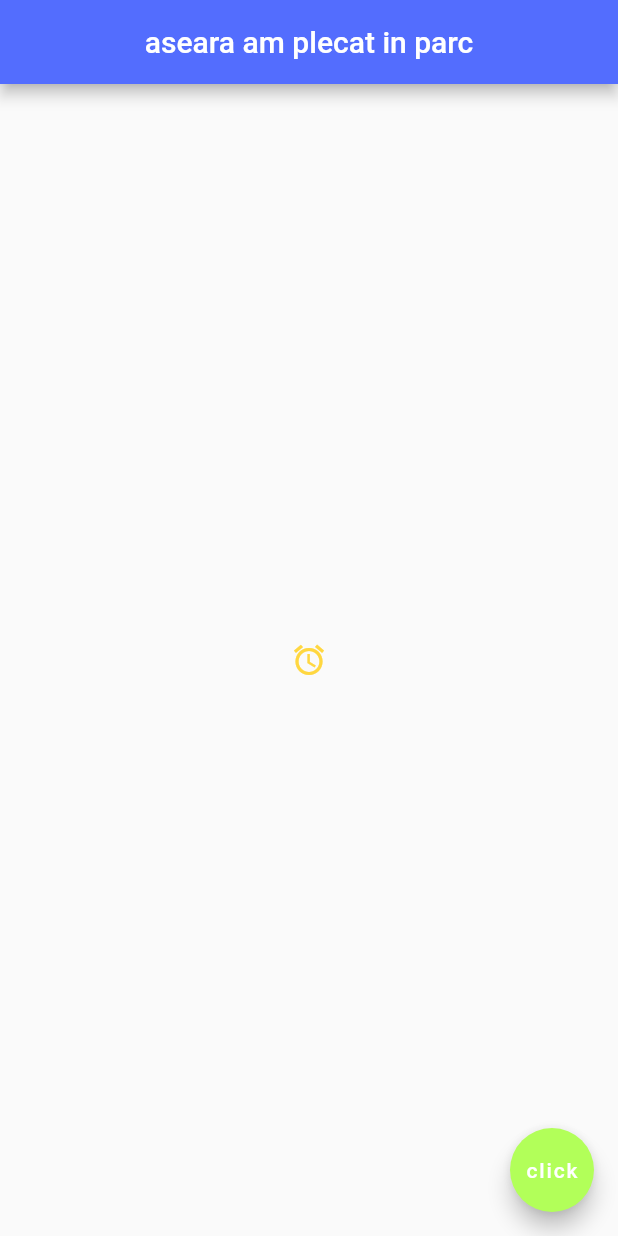
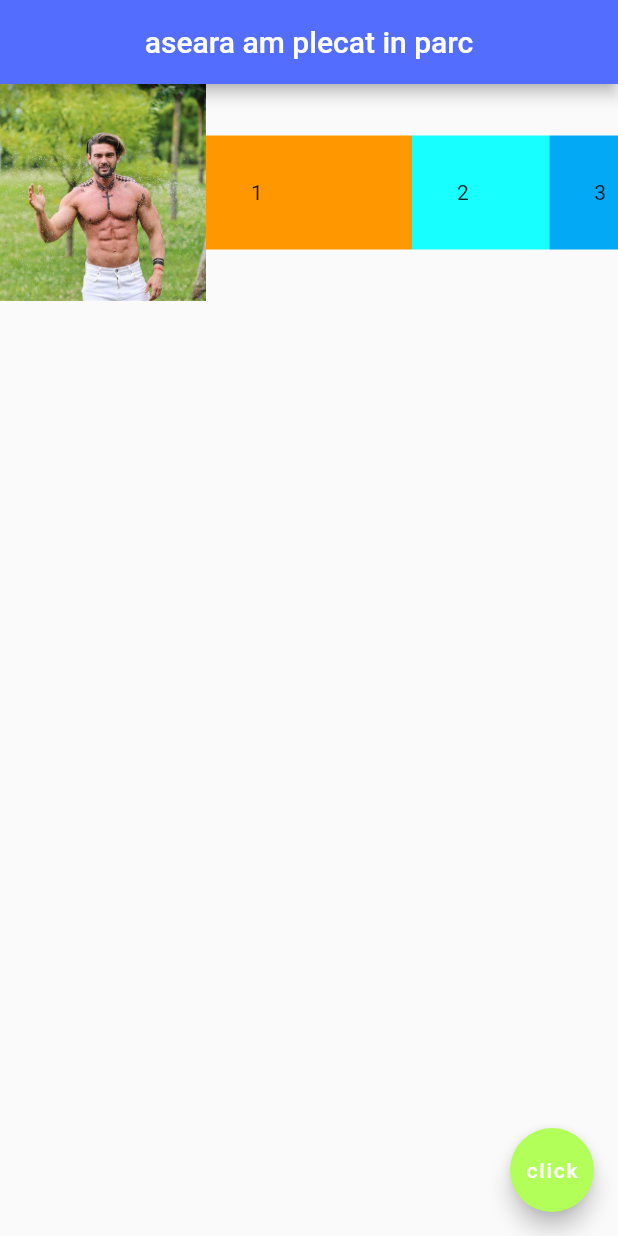
Before and after one commit to AnaLarisa/Fluttering, a Flutter app: the screen it shows after launch, on a phone screen of 412 x 824 dp. Run offline on Flutter 3.47's test engine with Material 2 defaults, Android fonts, the light colour scheme and no system bars.

Commit message:
expanded widgets

```diff
--- a/my_own_page/lib/main.dart
+++ b/my_own_page/lib/main.dart
@@ -19,14 +19,37 @@ class Home extends StatelessWidget {
         centerTitle: true,
         backgroundColor: Colors.indigoAccent,
       ),
-      body: Center(
-        child: IconButton(
-          onPressed: () {
-            print('you clicked me');
-          },
-          icon: Icon(Icons.access_alarms),
-          color: Colors.amberAccent,
-        ),
+      body: Row(
+        children: <Widget>[
+          Expanded(
+            child: Image.asset('assets/dorian.jpg'),
+            flex: 3,
+          ),
+          Expanded(
+            flex: 3,
+            child: Container(
+              padding: EdgeInsets.all(30),
+              color: Colors.orange,
+              child: Text('1'),
+            ),
+          ),
+          Expanded(
+            flex: 2,
+            child: Container(
+              padding: EdgeInsets.all(30),
+              color: Colors.cyanAccent,
+              child: Text('2'),
+            ),
+          ),
+          Expanded(
+            flex: 1,
+            child: Container(
+              padding: EdgeInsets.all(30),
+              color: Colors.lightBlue,
+              child: Text('3'),
+            ),
+          ),
+        ],
       ),
       floatingActionButton: const FloatingActionButton(
         child: Text('click'),
```
